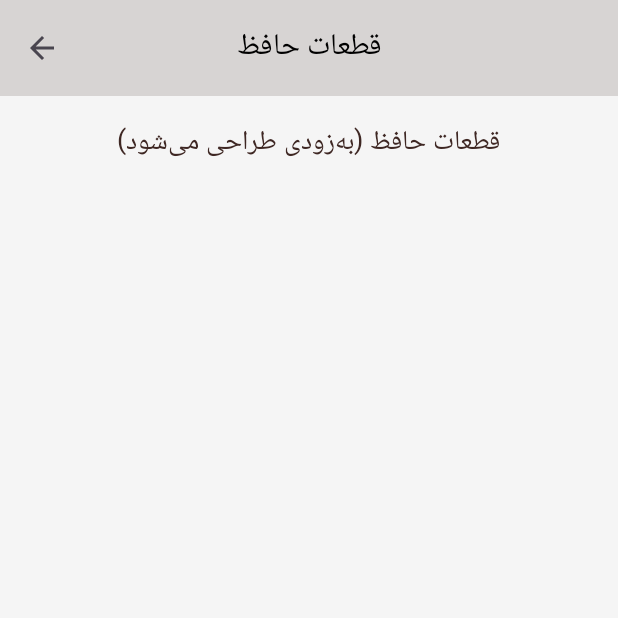
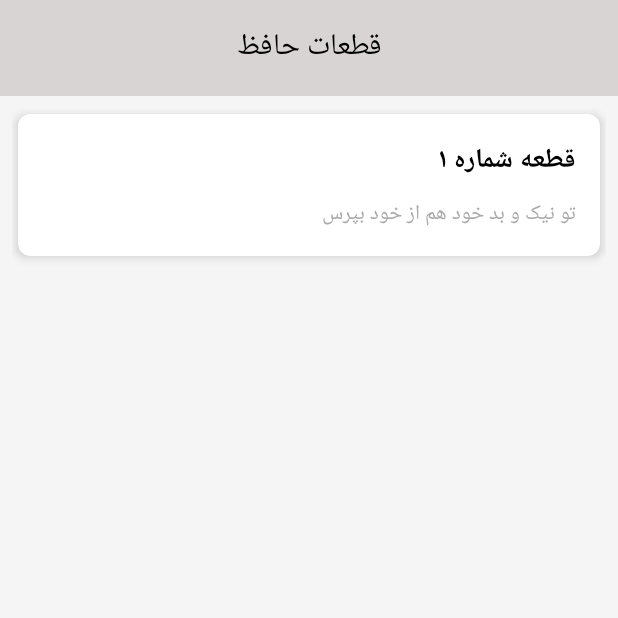
Before and after one commit to farhadjam-dev/Persian.Literature, an Android app: the GhitaatListActivity screen opened directly, with no data from a screen before it, on a phone screen of 412 x 824 dp, the top half of it. Run offline under Robolectric (Android 15) with nearby library versions, the light colour scheme and no system bars.

Commit message:
تغییرات سرچ و منو کشویی و علاقع مندی ها تکمیل شد نغیییرات تولبار صفحه حافظ اضافه کردن پلیر تکمیل صفحه حافظ (زندگی نامه و غزلیات و زباعیات و قطعات

```diff
--- a/app/src/main/AndroidManifest.xml
+++ b/app/src/main/AndroidManifest.xml
@@ -15,6 +15,9 @@
         tools:targetApi="31">
 
         <activity android:name="hafez.GhasaidListActivity"
+            android:exported="false"/>
+
+        <activity android:name="hafez.GhitaatDetailActivity"
             android:exported="false"/>
 
         <activity android:name="hafez.GhitaatListActivity"
--- /dev/null
+++ b/app/src/main/java/hafez/Ghitaat.java
@@ -0,0 +1,21 @@
+package hafez;
+
+import java.util.List;
+
+public class Ghitaat {
+    private String title;
+    private List<Verse> verses;
+
+    public Ghitaat(String title, List<Verse> verses) {
+        this.title = title;
+        this.verses = verses;
+    }
+
+    public String getTitle() {
+        return title;
+    }
+
+    public List<Verse> getVerses() {
+        return verses;
+    }
+}
--- /dev/null
+++ b/app/src/main/java/hafez/GhitaatAdapter.java
@@ -0,0 +1,80 @@
+package hafez;
+
+import android.content.Context;
+import android.content.SharedPreferences;
+import android.view.LayoutInflater;
+import android.view.View;
+import android.view.ViewGroup;
+import android.widget.ImageView;
+import android.widget.TextView;
+import androidx.annotation.NonNull;
+import androidx.recyclerview.widget.RecyclerView;
+import com.jamlab.adab.R;
+
+import java.util.HashSet;
+import java.util.List;
+import java.util.Set;
+
+public class GhitaatAdapter extends RecyclerView.Adapter<GhitaatAdapter.GhitaatViewHolder> {
+
+    private List<Ghitaat> ghitaatList;
+    private OnItemClickListener listener;
+    private Context context;
+
+    public GhitaatAdapter(List<Ghitaat> ghitaatList, OnItemClickListener listener, Context context) {
+        this.ghitaatList = ghitaatList;
+        this.listener = listener;
+        this.context = context;
+    }
+
+    public interface OnItemClickListener {
+        void onItemClick(Ghitaat ghitaat);
+    }
+
+    @NonNull
+    @Override
+    public GhitaatViewHolder onCreateViewHolder(@NonNull ViewGroup parent, int viewType) {
+        View view = LayoutInflater.from(parent.getContext()).inflate(R.layout.item_ghitaat, parent, false);
+        return new GhitaatViewHolder(view);
+    }
+
+    @Override
+    public void onBindViewHolder(@NonNull GhitaatViewHolder holder, int position) {
+        Ghitaat ghitaat = ghitaatList.get(position);
+        holder.title.setText(ghitaat.getTitle());
+
+        // نمایش مصرع اول قطعه
+        if (!ghitaat.getVerses().isEmpty()) {
+            String[] lines = ghitaat.getVerses().get(0).getText().split(" / ");
+            holder.firstVerse.setText(lines.length > 0 ? lines[0] : ghitaat.getVerses().get(0).getText());
+        }
+
+        // بررسی وضعیت علاقه‌مندی
+        SharedPreferences sharedPreferences = context.getSharedPreferences("Favorites", Context.MODE_PRIVATE);
+        Set<String> favorites = sharedPreferences.getStringSet("favorites", new HashSet<>());
+        if (favorites.contains(ghitaat.getTitle())) {
+            holder.favoriteIcon.setVisibility(View.VISIBLE);
+        } else {
+            holder.favoriteIcon.setVisibility(View.GONE);
+        }
+
+        holder.itemView.setOnClickListener(v -> listener.onItemClick(ghitaat));
+    }
+
+    @Override
+    public int getItemCount() {
+        return ghitaatList.size();
+    }
+
+    public static class GhitaatViewHolder extends RecyclerView.ViewHolder {
+        TextView title, firstVerse;
+        ImageView favoriteIcon;
+
+        public GhitaatViewHolder(@NonNull View itemView) {
+            super(itemView);
+            title = itemView.findViewById(R.id.title);
+            firstVerse = itemView.findViewById(R.id.first_verse);
+            favoriteIcon = itemView.findViewById(R.id.favorite_icon);
+        }
+    }
+}
--- a/app/src/main/java/hafez/GhitaatListActivity.java
+++ b/app/src/main/java/hafez/GhitaatListActivity.java
@@ -1,32 +1,119 @@
 package hafez;
 
+import android.content.Intent;
 import android.os.Bundle;
-import android.view.View;
-
+import android.util.Log;
+import android.widget.Toast;
 import androidx.appcompat.app.AppCompatActivity;
 import androidx.appcompat.widget.Toolbar;
+import androidx.recyclerview.widget.LinearLayoutManager;
+import androidx.recyclerview.widget.RecyclerView;
 import com.jamlab.adab.R;
+import org.json.JSONArray;
+import org.json.JSONException;
+import org.json.JSONObject;
+import java.io.IOException;
+import java.io.InputStream;
+import java.util.ArrayList;
+import java.util.List;
 
 public class GhitaatListActivity extends AppCompatActivity {
+
+    private RecyclerView recyclerView;
+    private GhitaatAdapter ghitaatAdapter;
 
     @Override
     protected void onCreate(Bundle savedInstanceState) {
         super.onCreate(savedInstanceState);
         setContentView(R.layout.activity_ghitaat_list);
 
+        // تنظیم Toolbar
         Toolbar toolbar = findViewById(R.id.toolbar);
         setSupportActionBar(toolbar);
         if (getSupportActionBar() != null) {
-            getSupportActionBar().setDisplayHomeAsUpEnabled(true);
             getSupportActionBar().setDisplayShowTitleEnabled(false);
         }
 
-        toolbar.findViewById(R.id.toolbar_title).setVisibility(View.VISIBLE);
+        // اتصال RecyclerView
+        recyclerView = findViewById(R.id.recyclerView);
+        recyclerView.setLayoutManager(new LinearLayoutManager(this));
+
+        // بارگذاری قطعات از JSON
+        List<Ghitaat> ghitaatList = loadGhitaatFromJson();
+        if (ghitaatList.isEmpty()) {
+            Toast.makeText(this, "هیچ قطعه‌ای یافت نشد", Toast.LENGTH_SHORT).show();
+        }
+
+        // تنظیم آداپتر
+        ghitaatAdapter = new GhitaatAdapter(ghitaatList, ghitaat -> {
+            Intent intent = new Intent(GhitaatListActivity.this, GhitaatDetailActivity.class);
+            intent.putExtra("ghitaatTitle", ghitaat.getTitle());
+            startActivity(intent);
+        }, this);
+        recyclerView.setAdapter(ghitaatAdapter);
     }
 
     @Override
-    public boolean onSupportNavigateUp() {
-        finish();
-        return true;
+    protected void onResume() {
+        super.onResume();
+        ghitaatAdapter.notifyDataSetChanged(); // به‌روزرسانی برای تغییرات علاقه‌مندی‌ها
+    }
+
+    // بارگذاری قطعات از فایل JSON
+    private List<Ghitaat> loadGhitaatFromJson() {
+        List<Ghitaat> ghitaatList = new ArrayList<>();
+        try {
+            // باز کردن فایل JSON از res/raw
+            InputStream inputStream = getResources().openRawResource(R.raw.hafez_ghitaat);
+            int size = inputStream.available();
+            byte[] buffer = new byte[size];
+            int bytesRead = inputStream.read(buffer);
+            inputStream.close();
+
+            if (bytesRead <= 0) {
+                Log.e("GhitaatDebug", "فایل JSON خالی است");
+                return ghitaatList;
+            }
+
+            String json = new String(buffer, "UTF-8");
+            JSONArray jsonArray = new JSONArray(json);
+
+            for (int i = 0; i < jsonArray.length(); i++) {
+                JSONObject jsonObject = jsonArray.getJSONObject(i);
+                String title = jsonObject.optString("title", "بدون عنوان");
+
+                // بررسی وجود و نوع "verses"
+                if (!jsonObject.has("verses") || jsonObject.isNull("verses")) {
+                    Log.w("GhitaatDebug", "کلید 'verses' برای " + title + " وجود ندارد");
+                    continue;
+                }
+
+                Object versesObj = jsonObject.get("verses");
+                if (!(versesObj instanceof JSONArray)) {
+                    Log.w("GhitaatDebug", "'verses' برای " + title + " آرایه نیست: " + versesObj.toString());
+                    continue;
+                }
+
+                JSONArray versesArray = (JSONArray) versesObj;
+                List<Verse> verses = new ArrayList<>();
+
+                for (int j = 0; j < versesArray.length(); j++) {
+                    JSONObject verseObject = versesArray.getJSONObject(j);
+                    String text = verseObject.optString("text", "");
+                    String explanation = verseObject.optString("explanation", "");
+                    verses.add(new Verse(text, explanation));
+                }
+
+                ghitaatList.add(new Ghitaat(title, verses));
+            }
+        } catch (IOException e) {
+            Log.e("GhitaatDebug", "خطا در خواندن فایل JSON: " + e.getMessage());
+            Toast.makeText(this, "خطا در بارگذاری قطعات", Toast.LENGTH_SHORT).show();
+        } catch (JSONException e) {
+            Log.e("GhitaatDebug", "خطا در پردازش JSON: " + e.getMessage());
+            Toast.makeText(this, "فرمت JSON قطعات نامعتبر است", Toast.LENGTH_SHORT).show();
+        }
+        Log.d("GhitaatDebug", "تعداد قطعات بارگذاری‌شده: " + ghitaatList.size());
+        return ghitaatList;
     }
 }
--- a/app/src/main/res/layout/activity_ghitaat_list.xml
+++ b/app/src/main/res/layout/activity_ghitaat_list.xml
@@ -24,13 +24,10 @@
             android:layout_gravity="center" />
     </androidx.appcompat.widget.Toolbar>
 
-    <!-- محتوای موقت -->
-    <TextView
-        android:layout_width="wrap_content"
-        android:layout_height="wrap_content"
-        android:text="قطعات حافظ (به‌زودی طراحی می‌شود)"
-        android:textSize="18sp"
-        android:textColor="@color/textColor"
-        android:layout_gravity="center"
-        android:padding="16dp" />
+    <!-- RecyclerView برای نمایش لیست قطعات -->
+    <androidx.recyclerview.widget.RecyclerView
+        android:id="@+id/recyclerView"
+        android:layout_width="match_parent"
+        android:layout_height="match_parent"
+        android:padding="8dp" />
 </LinearLayout>
--- /dev/null
+++ b/app/src/main/res/layout/item_ghitaat.xml
@@ -0,0 +1,60 @@
+<?xml version="1.0" encoding="utf-8"?>
+<androidx.cardview.widget.CardView
+    xmlns:android="http://schemas.android.com/apk/res/android"
+    xmlns:app="http://schemas.android.com/apk/res-auto"
+    android:layout_width="match_parent"
+    android:layout_height="wrap_content"
+    android:layout_margin="4dp"
+    app:cardCornerRadius="8dp"
+    app:cardElevation="4dp">
+
+    <LinearLayout
+        android:layout_width="match_parent"
+        android:layout_height="wrap_content"
+        android:orientation="horizontal"
+        android:padding="16dp"
+        android:gravity="right">
+
+        <!-- ستاره علاقه‌مندی -->
+        <ImageView
+            android:id="@+id/favorite_icon"
+            android:layout_width="24dp"
+            android:layout_height="24dp"
+            android:src="@drawable/ic_star_filled"
+            android:visibility="gone"
+            android:layout_marginEnd="8dp" />
+
+        <!-- LinearLayout عمودی برای عنوان و مصرع -->
+        <LinearLayout
+            android:layout_width="0dp"
+            android:layout_height="wrap_content"
+            android:layout_weight="1"
+            android:orientation="vertical"
+            android:gravity="right">
+
+            <!-- عنوان قطعه -->
+            <TextView
+                android:id="@+id/title"
+                android:layout_width="wrap_content"
+                android:layout_height="wrap_content"
+                android:text="عنوان قطعه"
+                android:textSize="18sp"
+                android:textStyle="bold"
+                android:textColor="@android:color/black"
+                android:gravity="right"
+                android:layout_gravity="right" />
+
+            <!-- مصرع اول قطعه -->
+            <TextView
+                android:id="@+id/first_verse"
+                android:layout_width="wrap_content"
+                android:layout_height="wrap_content"
+                android:text="مصرع اول..."
+                android:textSize="14sp"
+                android:textColor="@android:color/darker_gray"
+                android:paddingTop="8dp"
+                android:gravity="right"
+                android:layout_gravity="right" />
+        </LinearLayout>
+    </LinearLayout>
+</androidx.cardview.widget.CardView>
```
Also changed, not shown: app/src/main/java/hafez/GhitaatDetailActivity.java (added, +348 -0 lines), app/src/main/res/layout/activity_ghitaat_detail.xml (added, +106 -0 lines), app/src/main/res/raw/hafez_ghitaat.json (added, +15 -0 lines).
